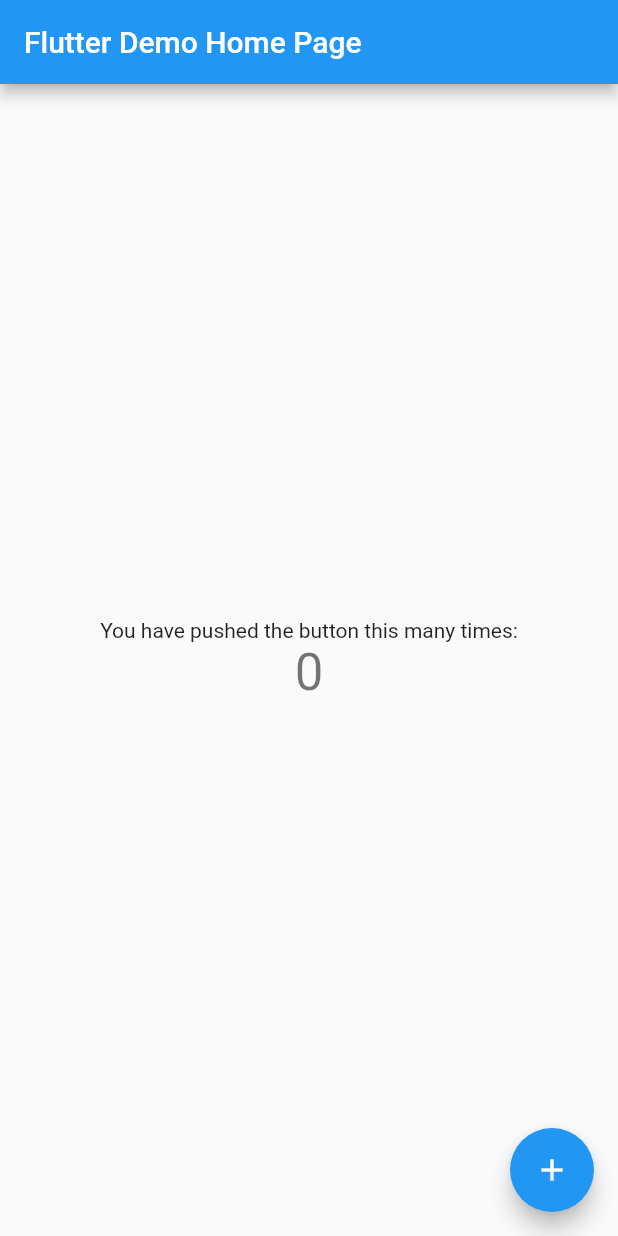
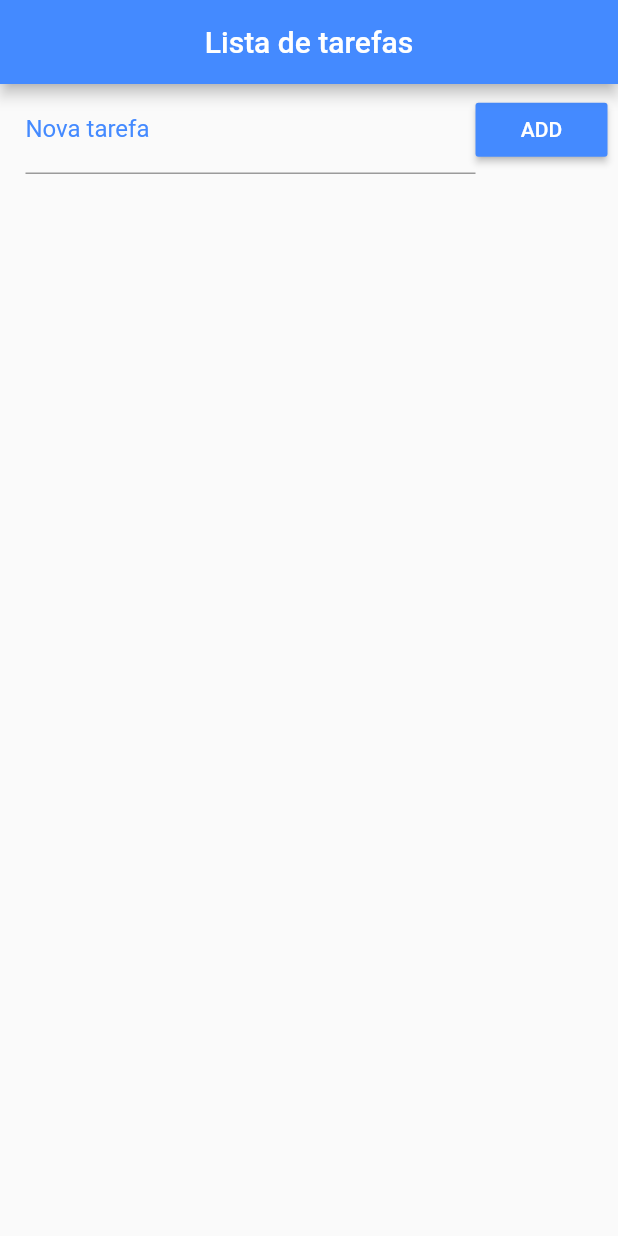
Before and after one commit to marianaoliveira1/ListaDeTarefas, a Flutter app: the screen it shows after launch, on a phone screen of 412 x 824 dp. Run offline on Flutter 3.47's test engine with Material 2 defaults, Android fonts, the phone set to English and light mode, and no system bars.

Commit message:
lista de tarefas

```diff
--- a/lib/main.dart
+++ b/lib/main.dart
@@ -1,113 +1,79 @@
+import 'dart:convert';
+import 'dart:io';
+
 import 'package:flutter/material.dart';
+import 'package:path_provider/path_provider.dart';
 
-void main() {
-  runApp(MyApp());
+void main(){
+  runApp(MaterialApp(
+    home: Home(),
+  ));
 }
 
-class MyApp extends StatelessWidget {
-  // This widget is the root of your application.
+class Home extends StatefulWidget {
+  const Home({Key? key}) : super(key: key);
+
   @override
-  Widget build(BuildContext context) {
-    return MaterialApp(
-      title: 'Flutter Demo',
-      theme: ThemeData(
-        // This is the theme of your application.
-        //
-        // Try running your application with "flutter run". You'll see the
-        // application has a blue toolbar. Then, without quitting the app, try
-        // changing the primarySwatch below to Colors.green and then invoke
-        // "hot reload" (press "r" in the console where you ran "flutter run",
-        // or simply save your changes to "hot reload" in a Flutter IDE).
-        // Notice that the counter didn't reset back to zero; the application
-        // is not restarted.
-        primarySwatch: Colors.blue,
-      ),
-      home: MyHomePage(title: 'Flutter Demo Home Page'),
-    );
-  }
+  _HomeState createState() => _HomeState();
 }
 
-class MyHomePage extends StatefulWidget {
-  MyHomePage({Key? key, required this.title}) : super(key: key);
+class _HomeState extends State<Home> {
 
-  // This widget is the home page of your application. It is stateful, meaning
-  // that it has a State object (defined below) that contains fields that affect
-  // how it looks.
-
-  // This class is the configuration for the state. It holds the values (in this
-  // case the title) provided by the parent (in this case the App widget) and
-  // used by the build method of the State. Fields in a Widget subclass are
-  // always marked "final".
-
-  final String title;
-
-  @override
-  _MyHomePageState createState() => _MyHomePageState();
-}
-
-class _MyHomePageState extends State<MyHomePage> {
-  int _counter = 0;
-
-  void _incrementCounter() {
-    setState(() {
-      // This call to setState tells the Flutter framework that something has
-      // changed in this State, which causes it to rerun the build method below
-      // so that the display can reflect the updated values. If we changed
-      // _counter without calling setState(), then the build method would not be
-      // called again, and so nothing would appear to happen.
-      _counter++;
-    });
-  }
+  List _todoList = [];
 
   @override
   Widget build(BuildContext context) {
-    // This method is rerun every time setState is called, for instance as done
-    // by the _incrementCounter method above.
-    //
-    // The Flutter framework has been optimized to make rerunning build methods
-    // fast, so that you can just rebuild anything that needs updating rather
-    // than having to individually change instances of widgets.
     return Scaffold(
       appBar: AppBar(
-        // Here we take the value from the MyHomePage object that was created by
-        // the App.build method, and use it to set our appbar title.
-        title: Text(widget.title),
+        title: Text("Lista de tarefas"),
+        backgroundColor: Colors.blueAccent,
+        centerTitle: true,
       ),
-      body: Center(
-        // Center is a layout widget. It takes a single child and positions it
-        // in the middle of the parent.
-        child: Column(
-          // Column is also a layout widget. It takes a list of children and
-          // arranges them vertically. By default, it sizes itself to fit its
-          // children horizontally, and tries to be as tall as its parent.
-          //
-          // Invoke "debug painting" (press "p" in the console, choose the
-          // "Toggle Debug Paint" action from the Flutter Inspector in Android
-          // Studio, or the "Toggle Debug Paint" command in Visual Studio Code)
-          // to see the wireframe for each widget.
-          //
-          // Column has various properties to control how it sizes itself and
-          // how it positions its children. Here we use mainAxisAlignment to
-          // center the children vertically; the main axis here is the vertical
-          // axis because Columns are vertical (the cross axis would be
-          // horizontal).
-          mainAxisAlignment: MainAxisAlignment.center,
-          children: <Widget>[
-            Text(
-              'You have pushed the button this many times:',
+      body: Column(
+        children: [
+          Container(
+            padding: EdgeInsets.fromLTRB(17.0, 1.0, 7.0, 1.0),
+            child: Row(
+              children: [
+                Expanded(
+                  child: TextField(
+                    decoration: InputDecoration(
+                        labelText: "Nova tarefa",
+                        labelStyle: TextStyle(color: Colors.blueAccent)
+                    ),
+                  ),
+                ),
+                RaisedButton(
+                  color: Colors.blueAccent,
+                  child: Text("ADD"),
+                  textColor: Colors.white,
+                  onPressed: () {},
+                )
+              ],
             ),
-            Text(
-              '$_counter',
-              style: Theme.of(context).textTheme.headline4,
-            ),
-          ],
-        ),
+          )
+        ],
       ),
-      floatingActionButton: FloatingActionButton(
-        onPressed: _incrementCounter,
-        tooltip: 'Increment',
-        child: Icon(Icons.add),
-      ), // This trailing comma makes auto-formatting nicer for build methods.
     );
   }
+
+  Future<File> _getFile() async {
+    final directory = await getApplicationDocumentsDirectory();
+    return File("${directory.path}/data.json");
+  }
+
+  Future<File> _saveData() async {
+    String data = json.encode(_todoList);
+    final file = await _getFile();
+    return file.writeAsString(data);
+  }
+
+  Future<String?> _readData() async {
+    try {
+      final file = await _getFile();
+      return file.readAsString();
+    } catch (e) {
+      return null;
+    }
+  }
 }
--- a/pubspec.yaml
+++ b/pubspec.yaml
@@ -28,6 +28,7 @@ dependencies:
   # The following adds the Cupertino Icons font to your application.
   # Use with the CupertinoIcons class for iOS style icons.
   cupertino_icons: ^1.0.2
+  path_provider: "^0.4.1"
 
 dev_dependencies:
   flutter_test:
```
Also changed, not shown: pubspec.lock.
